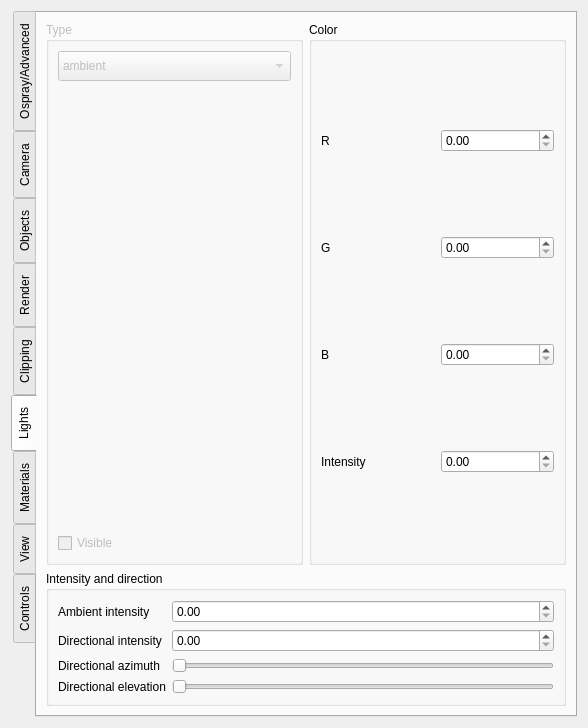
Old version of the form src/Interface/Modules/Render/ViewOspraySceneConfig.ui in the repository SCIInstitute/SCIRun.
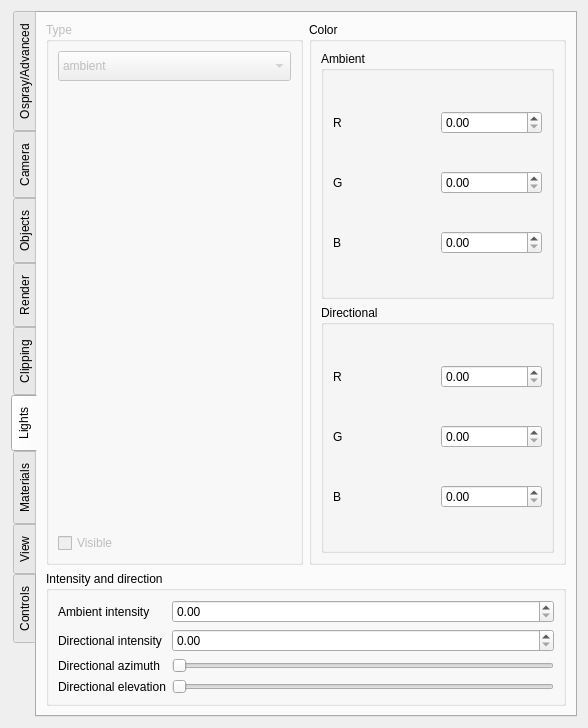
New version of the form. The open tabs and pages were chosen to show the change.

Commit message: Attach light editor

Patch:
```diff
--- a/src/Interface/Modules/Render/ViewOspraySceneConfig.ui
+++ b/src/Interface/Modules/Render/ViewOspraySceneConfig.ui
@@ -1188,31 +1188,13 @@
           <string>Color</string>
          </property>
          <layout class="QGridLayout" name="gridLayout_16">
-          <item row="2" column="0">
-           <widget class="QLabel" name="label_22">
-            <property name="text">
-             <string>B</string>
+          <item row="1" column="0">
+           <widget class="QGroupBox" name="groupBox_15">
+            <property name="title">
+             <string>Ambient</string>
             </property>
-           </widget>
-          </item>
-          <item row="0" column="1">
-           <widget class="QDoubleSpinBox" name="lightColorRDoubleSpinBox_">
-            <property name="maximum">
-             <double>1.000000000000000</double>
-            </property>
-            <property name="singleStep">
-             <double>0.010000000000000</double>
-            </property>
-           </widget>
-          </item>
-          <item row="0" column="0">
-           <widget class="QLabel" name="label_23">
-            <property name="text">
-             <string>R</string>
-            </property>
-           </widget>
-          </item>
-          <item row="2" column="1">
+            <layout class="QGridLayout" name="gridLayout">
+             <item row="3" column="2">
            <widget class="QDoubleSpinBox" name="lightColorBDoubleSpinBox_">
             <property name="maximum">
              <double>1.000000000000000</double>
@@ -1222,14 +1204,31 @@
             </property>
            </widget>
           </item>
-          <item row="1" column="0">
+             <item row="0" column="2">
+              <widget class="QDoubleSpinBox" name="lightColorRDoubleSpinBox_">
+               <property name="maximum">
+                <double>1.000000000000000</double>
+               </property>
+               <property name="singleStep">
+                <double>0.010000000000000</double>
+               </property>
+              </widget>
+             </item>
+             <item row="2" column="0">
            <widget class="QLabel" name="label_24">
             <property name="text">
              <string>G</string>
             </property>
            </widget>
           </item>
-          <item row="1" column="1">
+             <item row="3" column="0">
+              <widget class="QLabel" name="label_22">
+               <property name="text">
+                <string>B</string>
+               </property>
+              </widget>
+             </item>
+             <item row="2" column="2">
            <widget class="QDoubleSpinBox" name="lightColorGDoubleSpinBox_">
             <property name="maximum">
              <double>1.000000000000000</double>
@@ -1239,18 +1238,74 @@
             </property>
            </widget>
           </item>
-          <item row="3" column="0">
+             <item row="0" column="0">
+              <widget class="QLabel" name="label_23">
+               <property name="text">
+                <string>R</string>
+               </property>
+              </widget>
+             </item>
+            </layout>
+           </widget>
+          </item>
+          <item row="2" column="0">
+           <widget class="QGroupBox" name="groupBox_16">
+            <property name="title">
+             <string>Directional</string>
+            </property>
+            <layout class="QGridLayout" name="gridLayout_23">
+             <item row="0" column="0">
+              <widget class="QLabel" name="label_55">
+               <property name="text">
+                <string>R</string>
+               </property>
+              </widget>
+             </item>
+             <item row="0" column="1">
+              <widget class="QDoubleSpinBox" name="lightColorRDoubleSpinBox_1">
+               <property name="maximum">
+                <double>1.000000000000000</double>
+               </property>
+               <property name="singleStep">
+                <double>0.010000000000000</double>
+               </property>
+              </widget>
+             </item>
+             <item row="1" column="0">
            <widget class="QLabel" name="label_26">
             <property name="text">
-             <string>Intensity</string>
+                <string>G</string>
             </property>
            </widget>
           </item>
-          <item row="3" column="1">
-           <widget class="QDoubleSpinBox" name="lightIntensityDoubleSpinBox_">
+             <item row="1" column="1">
+              <widget class="QDoubleSpinBox" name="lightColorGDoubleSpinBox_1">
             <property name="maximum">
-             <double>999999.000000000000000</double>
-            </property>
+                <double>1.000000000000000</double>
+               </property>
+               <property name="singleStep">
+                <double>0.010000000000000</double>
+               </property>
+              </widget>
+             </item>
+             <item row="2" column="0">
+              <widget class="QLabel" name="label_54">
+               <property name="text">
+                <string>B</string>
+               </property>
+              </widget>
+             </item>
+             <item row="2" column="1">
+              <widget class="QDoubleSpinBox" name="lightColorBDoubleSpinBox_1">
+               <property name="maximum">
+                <double>1.000000000000000</double>
+               </property>
+               <property name="singleStep">
+                <double>0.010000000000000</double>
+               </property>
+              </widget>
+             </item>
+            </layout>
            </widget>
           </item>
          </layout>
```
Left out of the diff: 10 changed lines with no effect on the pictures. Lines whose indentation alone changed are shown as unchanged. The commit also changes 5 other files.
